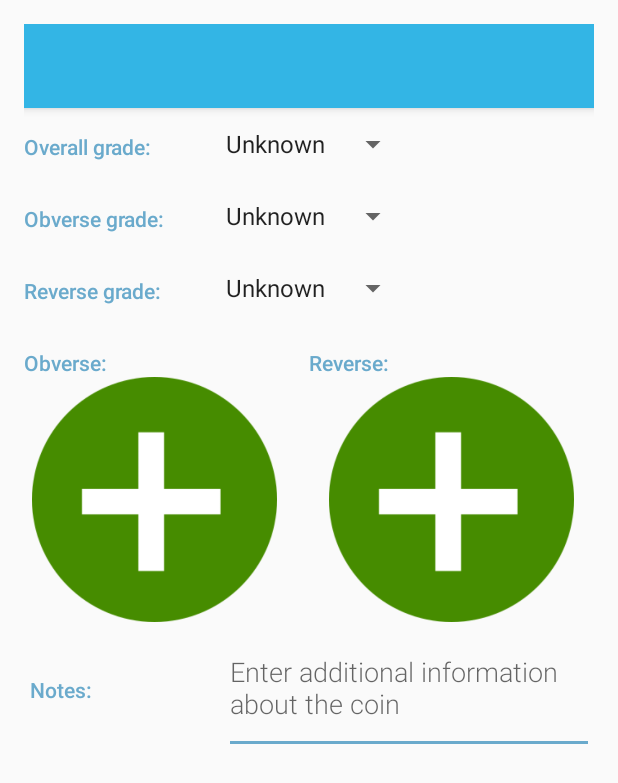
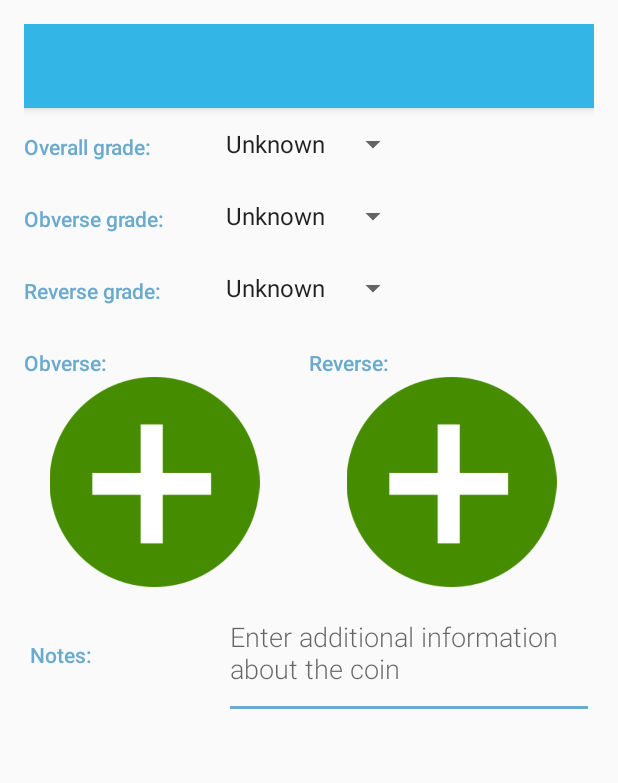
Before and after one commit to danpa600/CoinGrade2, an Android app: the SeriesEditActivity screen opened directly, with no data from a screen before it, on a phone screen of 412 x 824 dp. Shown: the top 783 px of the screen. Run offline under Robolectric (Android 15) with nearby library versions, the phone set to English and light mode, and no system bars; pictures from the network do not load.

Commit message:
fix text scroll bug

```diff
--- a/app/src/main/AndroidManifest.xml
+++ b/app/src/main/AndroidManifest.xml
@@ -72,8 +72,9 @@
         <activity
             android:name=".SeriesEditActivity"
             android:parentActivityName=".SeriesActivity"
-            android:windowSoftInputMode="stateHidden|adjustResize"
+            android:windowSoftInputMode="stateHidden|adjustUnspecified"
             android:theme="@style/AppTheme.NoActionBar">
+            <!--android:windowSoftInputMode="stateHidden|adjustResize  "-->
            <!-- android:theme="@style/EditorTheme"> -->
 
             <!-- Parent activity meta-data to support 4.0 and lower -->
--- a/app/src/main/java/com/example/djp/coingrade2/EditorActivity.java
+++ b/app/src/main/java/com/example/djp/coingrade2/EditorActivity.java
@@ -442,10 +442,10 @@ public class EditorActivity extends AppCompatActivity implements LoaderManager.L
             // Show a toast message depending on whether or not the insertion was successful
             if (deletedRows == 0) {
                 // If the row ID is not 1, then there was an error with deletion.
-                Toast.makeText(this, getString(R.string.editor_delete_pet_failed_msg), Toast.LENGTH_SHORT).show();
+                Toast.makeText(this, getString(R.string.editor_delete_failed_msg), Toast.LENGTH_SHORT).show();
             } else {
                 // Otherwise, the insertion was successful and we can display a toast with the row ID.
-                Toast.makeText(this, getString(R.string.editor_delete_pet_successful), Toast.LENGTH_SHORT).show();
+                Toast.makeText(this, getString(R.string.editor_delete_coin_successful), Toast.LENGTH_SHORT).show();
             }
             // Close the activity
             finish();
--- a/app/src/main/res/layout/activity_series_editor.xml
+++ b/app/src/main/res/layout/activity_series_editor.xml
@@ -1,12 +1,12 @@
 <?xml version="1.0" encoding="utf-8"?>
-<LinearLayout
-    xmlns:android="http://schemas.android.com/apk/res/android"
+<LinearLayout xmlns:android="http://schemas.android.com/apk/res/android"
     xmlns:tools="http://schemas.android.com/tools"
-    android:layout_width="match_parent"
-    android:layout_height="match_parent"
+    android:layout_width="fill_parent"
+    android:layout_height="fill_parent"
     android:orientation="vertical"
     android:padding="@dimen/activity_margin"
     tools:context=".EditorActivity">
+
 
     <!-- Overview category -->
     <android.support.design.widget.AppBarLayout
@@ -18,10 +18,19 @@
             android:id="@+id/edit_entry_toolbar"
             android:layout_width="match_parent"
             android:layout_height="?attr/actionBarSize"
-            android:elevation="4dp"
-            android:background="?attr/colorPrimary" />
+            android:background="?attr/colorPrimary"
+            android:elevation="4dp" />
 
     </android.support.design.widget.AppBarLayout>
+
+    <ScrollView
+        android:layout_width="match_parent"
+        android:layout_height="match_parent">
+
+        <LinearLayout
+            android:layout_width="match_parent"
+            android:layout_height="match_parent"
+            android:orientation="vertical">
 
             <LinearLayout
                 android:id="@+id/overall_grade"
@@ -31,25 +40,26 @@
 
                 <!-- Label -->
                 <TextView
-            android:text="@string/overall_grade_label"
-            style="@style/CategoryStyle" />
+                    style="@style/CategoryStyle"
+                    android:text="@string/overall_grade_label" />
 
                 <!-- Input field -->
                 <LinearLayout
+                    android:layout_width="0dp"
                     android:layout_height="wrap_content"
-            android:layout_width="0dp"
                     android:layout_weight="2"
                     android:orientation="vertical">
 
                     <!-- Gender drop-down spinner -->
                     <Spinner
                         android:id="@+id/spinner_grade"
+                        android:layout_width="wrap_content"
                         android:layout_height="48dp"
-                android:layout_width="wrap_content"
                         android:paddingRight="16dp"
-                android:spinnerMode="dropdown"/>
+                        android:spinnerMode="dropdown" />
                 </LinearLayout>
             </LinearLayout>
+
             <LinearLayout
                 android:id="@+id/obverse_grade"
                 android:layout_width="match_parent"
@@ -58,25 +68,26 @@
 
                 <!-- Label -->
                 <TextView
-            android:text="@string/obverse_grade_label"
-            style="@style/CategoryStyle" />
+                    style="@style/CategoryStyle"
+                    android:text="@string/obverse_grade_label" />
 
                 <!-- Input field -->
                 <LinearLayout
+                    android:layout_width="0dp"
                     android:layout_height="wrap_content"
-            android:layout_width="0dp"
                     android:layout_weight="2"
                     android:orientation="vertical">
 
                     <!-- Gender drop-down spinner -->
                     <Spinner
                         android:id="@+id/spinner_obverse_grade"
+                        android:layout_width="wrap_content"
                         android:layout_height="48dp"
-                android:layout_width="wrap_content"
                         android:paddingRight="16dp"
-                android:spinnerMode="dropdown"/>
+                        android:spinnerMode="dropdown" />
                 </LinearLayout>
             </LinearLayout>
+
             <LinearLayout
                 android:id="@+id/reverse_grade"
                 android:layout_width="match_parent"
@@ -85,84 +96,91 @@
 
                 <!-- Label -->
                 <TextView
-            android:text="@string/reverse_grade_label"
-            style="@style/CategoryStyle" />
+                    style="@style/CategoryStyle"
+                    android:text="@string/reverse_grade_label" />
 
                 <!-- Input field -->
                 <LinearLayout
+                    android:layout_width="0dp"
                     android:layout_height="wrap_content"
-            android:layout_width="0dp"
                     android:layout_weight="2"
                     android:orientation="vertical">
 
                     <!-- Gender drop-down spinner -->
                     <Spinner
                         android:id="@+id/spinner_reverse_grade"
+                        android:layout_width="wrap_content"
                         android:layout_height="48dp"
-                android:layout_width="wrap_content"
                         android:paddingRight="16dp"
-                android:spinnerMode="dropdown"/>
+                        android:spinnerMode="dropdown" />
                 </LinearLayout>
-    </LinearLayout>
-    <LinearLayout
-        android:layout_width="match_parent"
-        android:layout_height="wrap_content"
-        android:orientation="horizontal">
-        <TextView
-            android:text="@string/obverse_picture_label"
-            style="@style/CategoryStyle" />
-        <TextView
-            android:text="@string/reverse_picture_label"
-            style="@style/CategoryStyle" />
             </LinearLayout>
 
             <LinearLayout
                 android:layout_width="match_parent"
                 android:layout_height="wrap_content"
                 android:orientation="horizontal">
+
+                <TextView
+                    style="@style/CategoryStyle"
+                    android:text="@string/obverse_picture_label" />
+
+                <TextView
+                    style="@style/CategoryStyle"
+                    android:text="@string/reverse_picture_label" />
+            </LinearLayout>
+
+            <LinearLayout
+                android:layout_width="match_parent"
+                android:layout_height="wrap_content"
+                android:orientation="horizontal">
+
                 <ImageView
                     android:id="@+id/obverse_image"
-            android:layout_height="163dp"
                     android:layout_width="match_parent"
+                    android:layout_height="140dp"
+                    android:layout_weight="2"
                     android:paddingRight="16dp"
-            android:layout_weight="2"
-            android:src="@drawable/add_green"/>
+                    android:src="@drawable/add_green" />
 
                 <ImageView
                     android:id="@+id/reverse_image"
-            android:layout_height="163dp"
                     android:layout_width="match_parent"
+                    android:layout_height="140dp"
                     android:layout_weight="2"
                     android:src="@drawable/add_green" />
 
             </LinearLayout>
+
             <LinearLayout
+                android:layout_width="match_parent"
                 android:layout_height="wrap_content"
-        android:layout_width="match_parent"
-        android:paddingLeft="4dp"
-        android:orientation="horizontal">
+                android:orientation="horizontal"
+                android:paddingLeft="4dp">
 
                 <TextView
-            android:text="@string/notes_label"
-            style="@style/CategoryStyle" />
+                    style="@style/CategoryStyle"
+                    android:text="@string/notes_label" />
+
                 <RelativeLayout
+                    android:layout_width="0dp"
                     android:layout_height="wrap_content"
-            android:layout_width="0dp"
                     android:layout_weight="2"
                     android:paddingLeft="4dp">
 
                     <EditText
-                android:minLines="3"
-                android:maxLines="6"
                         android:id="@+id/edit_notes"
+                        style="@style/EditorFieldStyle"
                         android:hint="@string/hint_notes"
                         android:inputType="textMultiLine"
                         android:maxLength="150"
+                        android:maxLines="6"
+                        android:minLines="3"
                         android:scrollHorizontally="false"
-                android:scrollbars="vertical"
-                style="@style/EditorFieldStyle" />
+                        android:scrollbars="vertical" />
 
                 </RelativeLayout>
             </LinearLayout>
-
         </LinearLayout>
+    </ScrollView>
+</LinearLayout>
--- a/app/src/main/res/values/strings.xml
+++ b/app/src/main/res/values/strings.xml
@@ -11,7 +11,7 @@
 -->
 <resources>
     <!-- Name for the application [CHAR LIMIT=12] -->
-    <string name="app_name">CoinGrade2</string>
+    <string name="app_name">CoinGrade</string>
 
     <!-- Label for overflow menu option that inserts fake pet data into the app [CHAR LIMIT=20] -->
     <string name="action_insert_dummy_data">Insert Dummy Data</string>
@@ -29,7 +29,7 @@
     <string name="editor_activity_title_new_coin_series">Add a coin series</string>
 
     <!-- Title for the activity to edit an existing coin series [CHAR LIMIT=20] -->
-    <string name="editor_activity_title_edit_coin_series">Edit a series information</string>
+    <string name="editor_activity_title_edit_coin_series">Edit series information</string>
 
     <!-- Label for editor menu option to save and leave editor [CHAR LIMIT=20] -->
     <string name="action_save">Save</string>
@@ -68,10 +68,10 @@
     <string name="discard">Discard</string>
     <string name="keep_editing">Keep Editing</string>
     <!-- Toast message in editor when current pet was successfully deleted [CHAR LIMIT=NONE] -->
-    <string name="editor_delete_pet_successful">Pet deleted</string>
+    <string name="editor_delete_coin_successful">Delete successful</string>
 
     <!-- Toast message in editor when current pet has failed to be deleted [CHAR LIMIT=NONE] -->
-    <string name="editor_delete_pet_failed">Error with deleting pet</string>
+    <string name="editor_delete_coin_failed">Error with deleting</string>
 
     <!-- Dialog message to ask the user to confirm deleting the current pet [CHAR LIMIT=NONE] -->
     <string name="delete_dialog_msg">Delete this pet?</string>
@@ -81,7 +81,7 @@
 
     <!-- Dialog button text for the option to cancel deletion of the current pet [CHAR LIMIT=20] -->
     <string name="cancel">Cancel</string>
-    <string name="editor_delete_pet_failed_msg">Delete of pet data failed</string>
+    <string name="editor_delete_failed_msg">Delete of data failed</string>
     <string name="title_activity_series">activity_series</string>
     <string name="issue">Issue:</string>
     <string name="overall_grade_label">Overall grade:</string>
```
Lines whose indentation alone changed are shown as unchanged.
